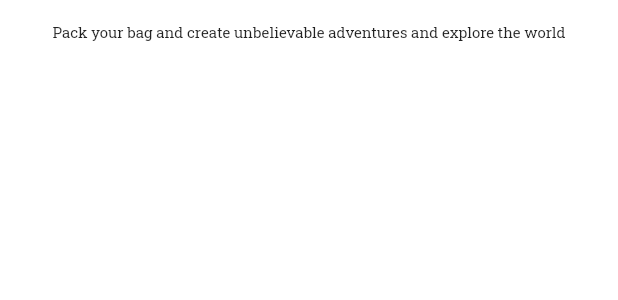
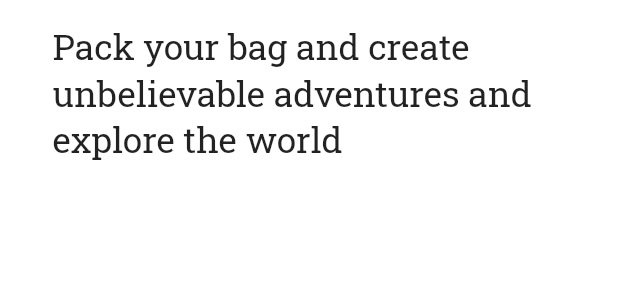
Before and after one commit to StanNieuwmans/Create.Explore, a Flutter app: the HeadTitle widget shown alone on an empty page, opened directly, on a phone screen of 412 x 824 dp. Shown: the top 300 px of the screen. Run offline on Flutter 3.47's test engine with Material 2 defaults, Android fonts, the phone set to English and light mode, and no system bars.

Commit message:
Updated mediaquerys

```diff
--- a/planapp/lib/Components/HeadTitle.dart
+++ b/planapp/lib/Components/HeadTitle.dart
@@ -5,14 +5,14 @@ class HeadTitle extends StatelessWidget {
   @override
   Widget build(BuildContext context) {
     return Container(
-        child: FittedBox(
-          fit: BoxFit.contain, ///Problem with Sizing for all sizes on mobile -- look into that
-            child: Text(
-              "Pack your bag and create unbelievable adventures and explore the world",
-              maxLines: 3,
-              style: TextStyle(fontSize: 35, fontFamily: 'RoboSlab'),
-              textAlign: TextAlign.left,
-            )),
-        padding: EdgeInsets.symmetric(horizontal: 35.0, vertical: 15.0));
+      padding: EdgeInsets.symmetric(horizontal: 35.0, vertical: 15.0),
+      child: Flexible(
+          ///Problem with Sizing for all sizes on mobile -- look into that
+          child: Text(
+            "Pack your bag and create unbelievable adventures and explore the world",
+            style: TextStyle(fontSize: (MediaQuery.of(context).size.height / 35), fontFamily: 'RoboSlab'),
+            textAlign: TextAlign.left,
+          )),
+    );
   }
 }
--- a/planapp/lib/Components/SearchField.dart
+++ b/planapp/lib/Components/SearchField.dart
@@ -12,7 +12,7 @@ class SearchField extends StatelessWidget {
               borderRadius: BorderRadius.all(Radius.circular(10.0))),
           hintText: 'What would you like to explore?',
           hintStyle: TextStyle(
-            fontSize: 20.0,
+            fontSize: (MediaQuery.of(context).size.height / 50),
           ),
           prefixIcon: Padding(
             padding: EdgeInsets.all(0.0),
@@ -21,7 +21,7 @@ class SearchField extends StatelessWidget {
           contentPadding: EdgeInsets.symmetric(horizontal: 0.0),
         ),
       ),
-      padding: EdgeInsets.symmetric(horizontal: 35.0, vertical: 25.0),
+      padding: EdgeInsets.symmetric(horizontal: 35.0, vertical: 20.0),
     );
   }
 }
--- a/planapp/lib/Components/TripPreview.dart
+++ b/planapp/lib/Components/TripPreview.dart
@@ -13,7 +13,7 @@ class TripPreview extends StatelessWidget {
             fit: BoxFit.cover,
           ),
           borderRadius: BorderRadius.circular(20),
-          color: Colors.red),
+          color: Colors.white),
     );
   }
 }
```
